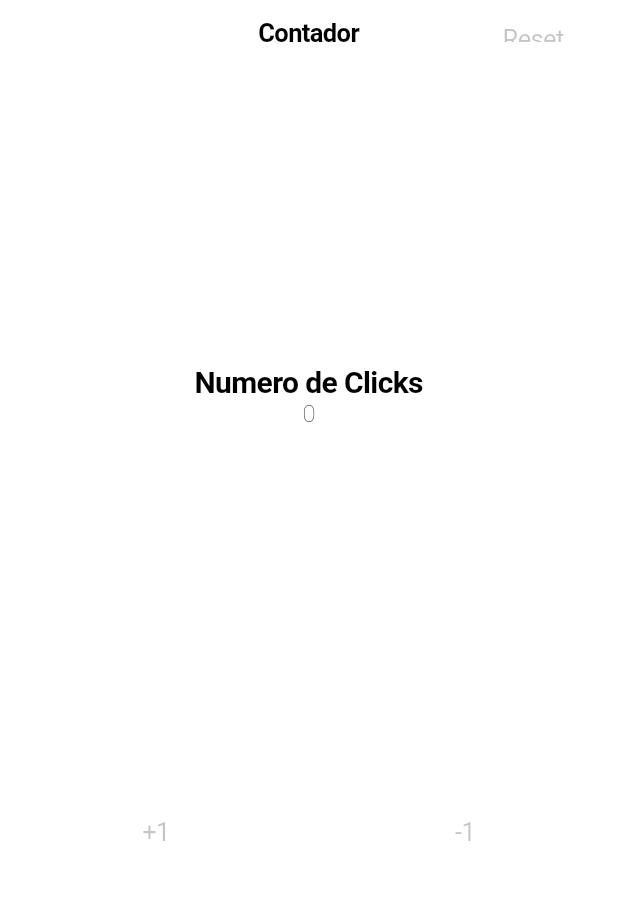
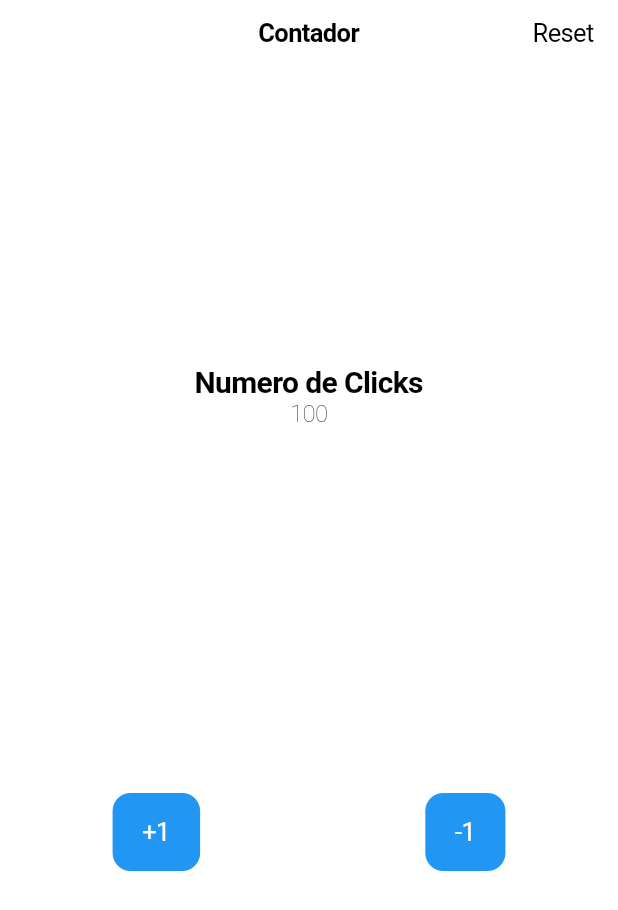
Before and after one commit to rafaelmad97/Practicas-1Flutter, a Flutter app: the screen it shows after launch, on a phone screen of 412 x 824 dp. Shown: the top 910 px of the screen. Run offline on Flutter 3.47's test engine with Material 2 defaults, Android fonts, the phone set to English and light mode, and no system bars.

Commit message:
se implementaron las ultimas funciones con el estilo cupertino

```diff
--- a/lib/screens/Homepage.dart
+++ b/lib/screens/Homepage.dart
@@ -1,32 +1,47 @@
 import 'package:flutter/cupertino.dart';
 
-class HomeScreen extends StatelessWidget {
-  const HomeScreen({Key? key}) : super(key: key);
+class HomeScreen extends StatefulWidget {
+  const HomeScreen({super.key});
+
+  @override
+  State<StatefulWidget> createState() => _HomeScreenState();
+}
+
+class _HomeScreenState extends State<HomeScreen> {
+  int _counter = 100;
+
+  onPressResetCounter() => setState(() => _counter = 0);
+  onPressIncrementCounter() => setState(() => _counter++);
+  onPressDecrementCounter() => setState(() => _counter--);
 
   @override
   Widget build(BuildContext context) {
     return CupertinoPageScaffold(
-      navigationBar: const CupertinoNavigationBar(
-        middle: Text("Contador"),
-        trailing: CupertinoButton(child: Text("Reset"), onPressed: null),
-      ),
+      navigationBar: CupertinoNavigationBar(
+          middle: const Text("Contador"),
+          trailing: GestureDetector(
+            child: Text("Reset"),
+            onTap: onPressResetCounter,
+          )),
       child: Center(
           child: Column(
         mainAxisAlignment: MainAxisAlignment.spaceEvenly,
         children: <Widget>[
           Column(
-            children: const <Widget>[
-              Text("Numero de Clicks",
+            children: <Widget>[
+              const Text("Numero de Clicks",
                   style: TextStyle(fontSize: 20, fontWeight: FontWeight.bold)),
-              Text("0",
+              Text("$_counter",
                   style: TextStyle(fontSize: 16, fontWeight: FontWeight.w200)),
             ],
           ),
           Row(
             mainAxisAlignment: MainAxisAlignment.spaceAround,
-            children: const <Widget>[
-              CupertinoButton(child: Text("+1"), onPressed: null),
-              CupertinoButton(child: Text("-1"), onPressed: null)
+            children: <Widget>[
+              CupertinoButton.filled(
+                  child: Text("+1"), onPressed: onPressIncrementCounter),
+              CupertinoButton.filled(
+                  child: Text("-1"), onPressed: onPressDecrementCounter)
             ],
           )
         ],
```
